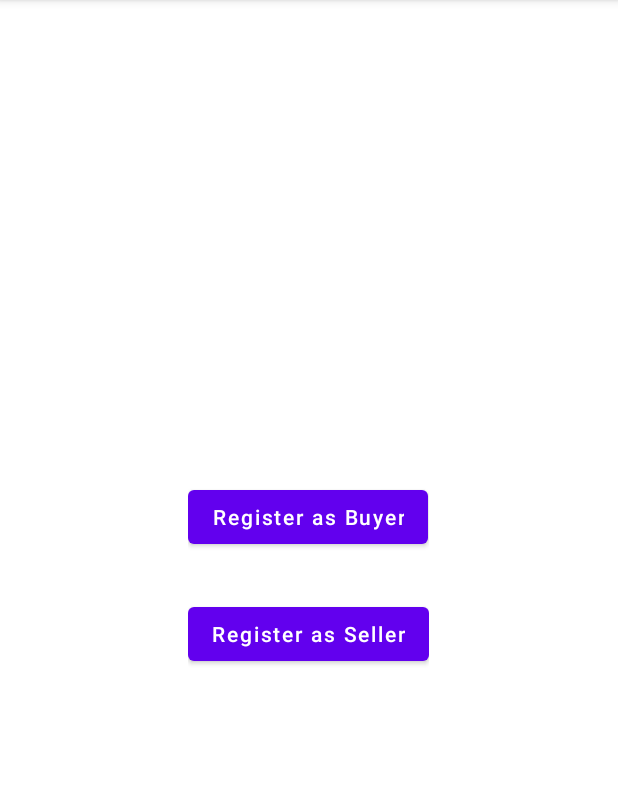
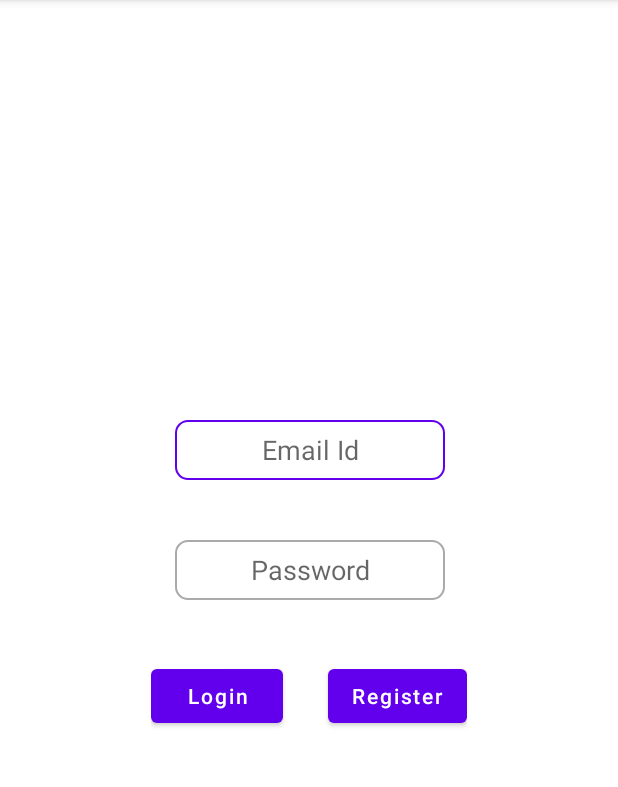
Before and after one commit to Kuldeep425/The-VFL, an Android app: the screen it shows after launch (Registration), on a phone screen of 412 x 824 dp, the part 84-871 px from its top. Run offline under Robolectric (Android 15) with nearby library versions, the phone set to English and light mode, and no system bars.

Commit message:
login and registration page completed

```diff
--- a/app/src/main/java/com/example/thevfl/Registration.java
+++ b/app/src/main/java/com/example/thevfl/Registration.java
@@ -5,32 +5,37 @@ import androidx.appcompat.app.AppCompatActivity;
 import android.content.Intent;
 import android.os.Bundle;
 import android.view.View;
+import android.widget.ArrayAdapter;
+import android.widget.AutoCompleteTextView;
 import android.widget.LinearLayout;
 
 import java.util.EventObject;
 
 public class Registration extends AppCompatActivity {
-    public  void displayForm(View v){
-        layout1=findViewById(R.id.buttons);
-        layout1.setVisibility(View.INVISIBLE);
-        layout2=findViewById(R.id.buyerregistrationform);
-        layout3=findViewById(R.id.sellerregistrationform);
+      public void gotoLoginpage(View v){
+             if(v.getId()==R.id.register){
+                layout2.setVisibility(View.INVISIBLE);
+                layout1.setVisibility(View.VISIBLE);
+             }
+             if(v.getId()==R.id.backbtn){
+                layout2.setVisibility(View.VISIBLE);
+                layout1.setVisibility(View.INVISIBLE);
+             }
+      }
 
-//        System.out.println(v.callOnClick());
-        if(v.getId()==R.id.buyerbtn){
-            layout2.setVisibility(View.VISIBLE);
-        }
-        if(v.getId()==R.id.sellerbtn){
-            layout3.setVisibility(View.VISIBLE);
-        }
-    }
+   /*String [] items={"cosmetic","Vegetables","Fertilizers","Fruit","Milk centre","Kirana Store","Bakery","other"};
+    AutoCompleteTextView autoCompleteTextView;
+    ArrayAdapter<String>adapter;
+
+    */
+    LinearLayout layout1,layout2;
 
 
-    LinearLayout layout1,layout2,layout3;
     @Override
     protected void onCreate(Bundle savedInstanceState) {
         super.onCreate(savedInstanceState);
         setContentView(R.layout.activity_registration);
-
+        layout1=findViewById(R.id.registrationform);
+        layout2=findViewById(R.id.loginpage);
     }
 }
--- /dev/null
+++ b/app/src/main/res/drawable/custom_background.xml
@@ -0,0 +1,10 @@
+<?xml version="1.0" encoding="utf-8"?>
+<selector xmlns:android="http://schemas.android.com/apk/res/android">
+<item android:state_enabled="true">
+    <shape android:shape="rectangle">
+        <solid android:color="#D2C8E1"/>
+            <corners android:radius="10dp"/>
+            <stroke android:color="@color/black"/>
+    </shape>
+</item>
+</selector>
--- /dev/null
+++ b/app/src/main/res/drawable/custom_input.xml
@@ -0,0 +1,20 @@
+<?xml version="1.0" encoding="utf-8"?>
+<selector xmlns:android="http://schemas.android.com/apk/res/android">
+
+    <item android:state_enabled="true" android:state_focused="true">
+        <shape android:shape="rectangle" >
+         <solid android:color="@color/white"/>
+            <corners android:radius="8dp"/>
+            <stroke android:color="@color/purple_500" android:width="1dp"/>
+        </shape>
+    </item>
+    <item android:state_enabled="true">
+        <shape android:shape="rectangle">
+            <solid android:color="@color/white"/>
+            <corners android:radius="8dp"/>
+            <stroke android:color="@android:color/darker_gray" android:width="1dp"/>
+
+        </shape>
+    </item>
+
+</selector>
--- a/app/src/main/res/layout/activity_registration.xml
+++ b/app/src/main/res/layout/activity_registration.xml
@@ -5,85 +5,109 @@
     android:layout_width="match_parent"
     android:layout_height="match_parent"
     tools:context=".Registration">
-<LinearLayout
-    android:layout_width="wrap_content"
-    android:layout_height="wrap_content"
-    android:layout_centerInParent="true"
-    android:id="@+id/buttons"
-    android:orientation="vertical">
 
-    <Button
-        android:id="@+id/buyerbtn"
+    <LinearLayout
+        android:id="@+id/loginpage"
         android:layout_width="wrap_content"
         android:layout_height="wrap_content"
-        android:layout_marginBottom="30dp"
-        android:onClick="displayForm"
-        android:text="Register as Buyer"
-        android:textAllCaps="false" />
+        android:layout_centerInParent="true"
 
-    <Button
-        android:id="@+id/sellerbtn"
-        android:layout_width="wrap_content"
-        android:layout_height="wrap_content"
-        android:onClick="displayForm"
-        android:text="Register as Seller"
-        android:textAllCaps="false"
-        android:visibility="visible" /></LinearLayout>
-    <LinearLayout
-        android:layout_width="wrap_content"
-        android:layout_height="match_parent"
-        android:layout_marginVertical="30dp"
-        android:visibility="gone"
-        android:layout_centerHorizontal="true"
-        android:id="@+id/buyerregistrationform"
         android:orientation="vertical">
-
-        <TextView
-            android:layout_width="wrap_content"
-            android:layout_height="wrap_content"
-            android:layout_marginLeft="70dp"
-            android:layout_marginBottom="30dp"
-            android:text="Buyer"
-            android:textSize="29dp"></TextView>
 
         <EditText
             android:layout_width="180dp"
-            android:layout_height="wrap_content"
+            android:layout_height="40dp"
             android:layout_marginLeft="16dp"
-            android:layout_marginBottom="10dp"
-            android:hint="Name"
-            android:textAlignment="center" />
-
-        <EditText
-            android:layout_width="180dp"
-            android:layout_height="wrap_content"
-            android:layout_marginLeft="16dp"
-            android:layout_marginBottom="10dp"
-            android:hint="Phone No."
-            android:textAlignment="center" />
-
-        <EditText
-            android:layout_width="180dp"
-            android:layout_height="wrap_content"
-            android:layout_marginLeft="16dp"
-            android:layout_marginBottom="10dp"
+            android:layout_marginBottom="40dp"
+            android:background="@drawable/custom_input"
             android:hint="Email Id"
             android:textAlignment="center" />
 
         <EditText
             android:layout_width="180dp"
+            android:layout_height="40dp"
+            android:layout_marginLeft="16dp"
+            android:layout_marginBottom="40dp"
+            android:background="@drawable/custom_input"
+            android:hint="Password"
+            android:textAlignment="center" />
+
+        <LinearLayout
+            android:layout_width="wrap_content"
             android:layout_height="wrap_content"
+            android:orientation="horizontal">
+
+            <Button
+                android:id="@+id/logintbn"
+                android:layout_width="wrap_content"
+                android:layout_height="wrap_content"
+                android:layout_marginRight="30dp"
+                android:text="Login"
+                android:textAllCaps="false" />
+
+            <Button
+                android:id="@+id/register"
+                android:layout_width="wrap_content"
+                android:layout_height="wrap_content"
+                android:onClick="gotoLoginpage"
+                android:text="Register"
+                android:textAllCaps="false" />
+        </LinearLayout>
+
+    </LinearLayout>
+    <LinearLayout
+        android:layout_width="wrap_content"
+        android:layout_height="wrap_content"
+       android:layout_centerInParent="true"
+        android:visibility="gone"
+        android:id="@+id/registrationform"
+        android:orientation="vertical">
+
+
+
+        <EditText
+            android:layout_width="180dp"
+            android:layout_height="40dp"
             android:layout_marginLeft="16dp"
-            android:layout_marginBottom="10dp"
-            android:hint="Password"
+            android:layout_marginBottom="15dp"
+            android:hint="Name"
+            android:background="@drawable/custom_input"
             android:textAlignment="center" />
 
         <EditText
             android:layout_width="180dp"
-            android:layout_height="wrap_content"
+            android:layout_height="40dp"
             android:layout_marginLeft="16dp"
-            android:layout_marginBottom="30dp"
+            android:layout_marginBottom="15dp"
+            android:hint="Phone No."
+            android:background="@drawable/custom_input"
+            android:textAlignment="center" />
+
+        <EditText
+            android:layout_width="180dp"
+            android:layout_height="40dp"
+            android:layout_marginLeft="16dp"
+            android:layout_marginBottom="15dp"
+            android:hint="Email Id"
+            android:background="@drawable/custom_input"
+            android:textAlignment="center" />
+
+        <EditText
+            android:layout_width="180dp"
+            android:layout_height="40dp"
+            android:layout_marginLeft="16dp"
+            android:layout_marginBottom="15dp"
+            android:hint="Password"
+            android:background="@drawable/custom_input"
+            android:textAlignment="center" />
+
+        <EditText
+            android:layout_width="180dp"
+            android:layout_height="40dp"
+            android:layout_marginLeft="16dp"
+            android:layout_marginBottom="40dp"
             android:hint="Retype Password"
+            android:background="@drawable/custom_input"
             android:textAlignment="center" />
 
         <LinearLayout
@@ -96,92 +120,19 @@
                 android:layout_height="wrap_content"
                 android:layout_marginRight="30dp"
                 android:text="Register"
+                android:id="@+id/registerbtn"
                 android:textAllCaps="false" />
 
             <Button
                 android:layout_width="wrap_content"
                 android:layout_height="wrap_content"
                 android:text="Back"
-                android:onClick="backtopage"
+                android:id="@+id/backbtn"
+                android:onClick="gotoLoginpage"
                 android:textAllCaps="false" />
         </LinearLayout>
 
     </LinearLayout>
-    <LinearLayout
-        android:layout_width="wrap_content"
-        android:layout_height="wrap_content"
-        android:layout_centerInParent="true"
-        android:id="@+id/sellerregistrationform"
-        android:visibility="gone"
-        android:orientation="vertical">
 
-        <TextView
-            android:layout_width="wrap_content"
-            android:layout_height="wrap_content"
-            android:layout_marginLeft="70dp"
-            android:layout_marginBottom="30dp"
-            android:text="Seller"
-            android:textSize="29dp"></TextView>
 
-        <EditText
-            android:layout_width="180dp"
-            android:layout_height="wrap_content"
-            android:layout_marginLeft="16dp"
-            android:layout_marginBottom="10dp"
-            android:hint="Name"
-            android:textAlignment="center" />
-
-        <EditText
-            android:layout_width="180dp"
-            android:layout_height="wrap_content"
-            android:layout_marginLeft="16dp"
-            android:layout_marginBottom="10dp"
-            android:hint="Phone No."
-            android:textAlignment="center" />
-
-        <EditText
-            android:layout_width="180dp"
-            android:layout_height="wrap_content"
-            android:layout_marginLeft="16dp"
-            android:layout_marginBottom="10dp"
-            android:hint="Email Id"
-            android:textAlignment="center" />
-
-        <EditText
-            android:layout_width="180dp"
-            android:layout_height="wrap_content"
-            android:layout_marginLeft="16dp"
-            android:layout_marginBottom="10dp"
-            android:hint="Password"
-            android:textAlignment="center" />
-
-        <EditText
-            android:layout_width="180dp"
-            android:layout_height="wrap_content"
-            android:layout_marginLeft="16dp"
-            android:layout_marginBottom="30dp"
-            android:hint="Retype Password"
-            android:textAlignment="center" />
-
-        <LinearLayout
-            android:layout_width="wrap_content"
-            android:layout_height="wrap_content"
-            android:orientation="horizontal">
-
-            <Button
-                android:layout_width="wrap_content"
-                android:layout_height="wrap_content"
-                android:layout_marginRight="30dp"
-                android:text="Register"
-                android:textAllCaps="false" />
-
-            <Button
-                android:layout_width="wrap_content"
-                android:layout_height="wrap_content"
-                android:text="Back"
-                android:onClick="backtopage"
-                android:textAllCaps="false" />
-        </LinearLayout>
-
-    </LinearLayout>
 </RelativeLayout>
--- /dev/null
+++ b/app/src/main/res/layout/list_item.xml
@@ -0,0 +1,12 @@
+<?xml version="1.0" encoding="utf-8"?>
+<TextView
+    xmlns:android="http://schemas.android.com/apk/res/android"
+    android:layout_width="match_parent"
+    android:layout_height="wrap_content"
+    android:padding="16dp"
+    android:ellipsize="end"
+    android:maxLines="1"
+    android:id="@+id/list_item"
+    android:textAppearance="?attr/textAppearanceSubtitle1">
+
+</TextView>
```
